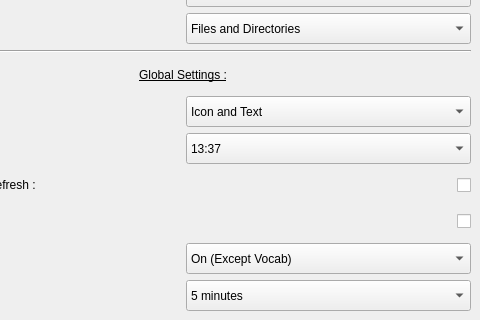
Qt form Src/Obenkyobo/Src/Pages/AppSettingsPage.ui (Aryetis/Obenkyobo) before a commit; both pictures show x 114 to 594 and y 268 to 588 of the 594 by 588 pixel window.
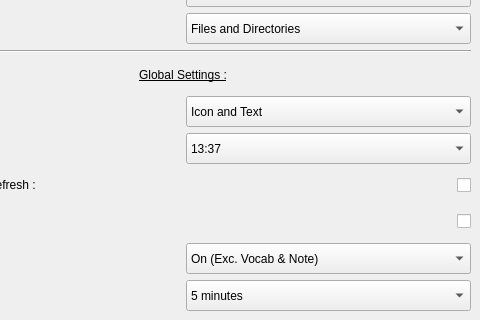
The same form after that commit.

Commit message: Added NoteDisplayPage to the list of semi-screensaver setting

What changed in the file:
```diff
--- a/Src/Obenkyobo/Src/Pages/AppSettingsPage.ui
+++ b/Src/Obenkyobo/Src/Pages/AppSettingsPage.ui
@@ -645,7 +645,7 @@
          </item>
          <item>
           <property name="text">
-           <string>On (Except Vocab)</string>
+           <string>On (Exc. Vocab &amp; Note)</string>
           </property>
          </item>
         </widget>
```
Left out of the diff: 16 changed lines with no effect on the pictures. The commit also changes 3 other files.
